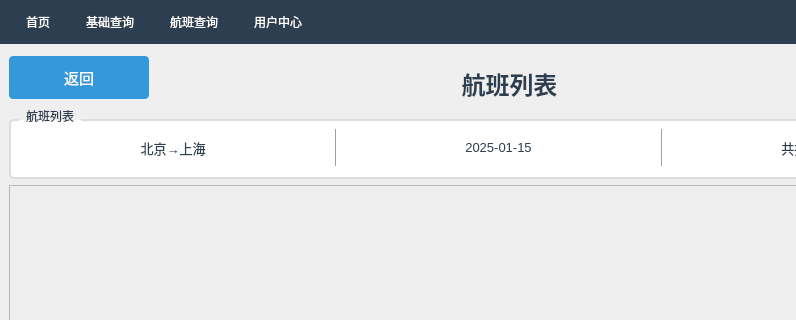
The window that ui_client/ui_client.ui (john2-ui/FlightSystem) describes before a commit, drawn with Qt 5; both pictures show x 0 to 796 and y 0 to 320 of the 1000 by 823 pixel window.
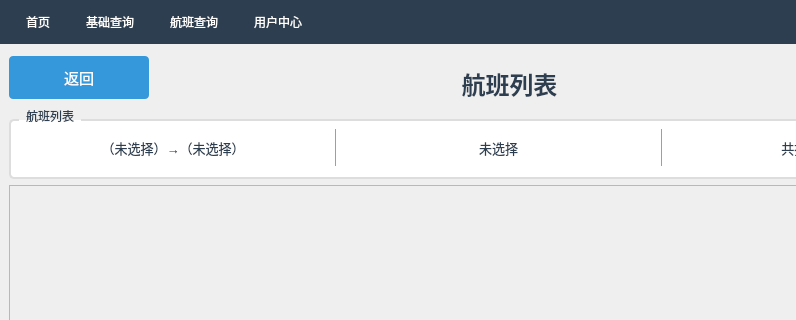
The same window after the commit. The open tabs and pages were chosen to show the change. Icons and pictures are not drawn.

Commit message: 修复bug，新增航班列表跳转买票功能

Diff of the .ui file:
```diff
--- a/ui_client/ui_client.ui
+++ b/ui_client/ui_client.ui
@@ -1376,7 +1376,7 @@
                   </size>
                  </property>
                  <property name="text">
-                  <string>北京→上海</string>
+                  <string>（未选择）→（未选择）</string>
                  </property>
                  <property name="alignment">
                   <set>Qt::AlignmentFlag::AlignCenter</set>
@@ -1402,7 +1402,7 @@
                   </size>
                  </property>
                  <property name="text">
-                  <string>2025-01-15</string>
+                  <string>未选择</string>
                  </property>
                  <property name="alignment">
                   <set>Qt::AlignmentFlag::AlignCenter</set>
```
Left out of the diff: 2 changed lines with no effect on the pictures. The commit also changes 2 other files.
